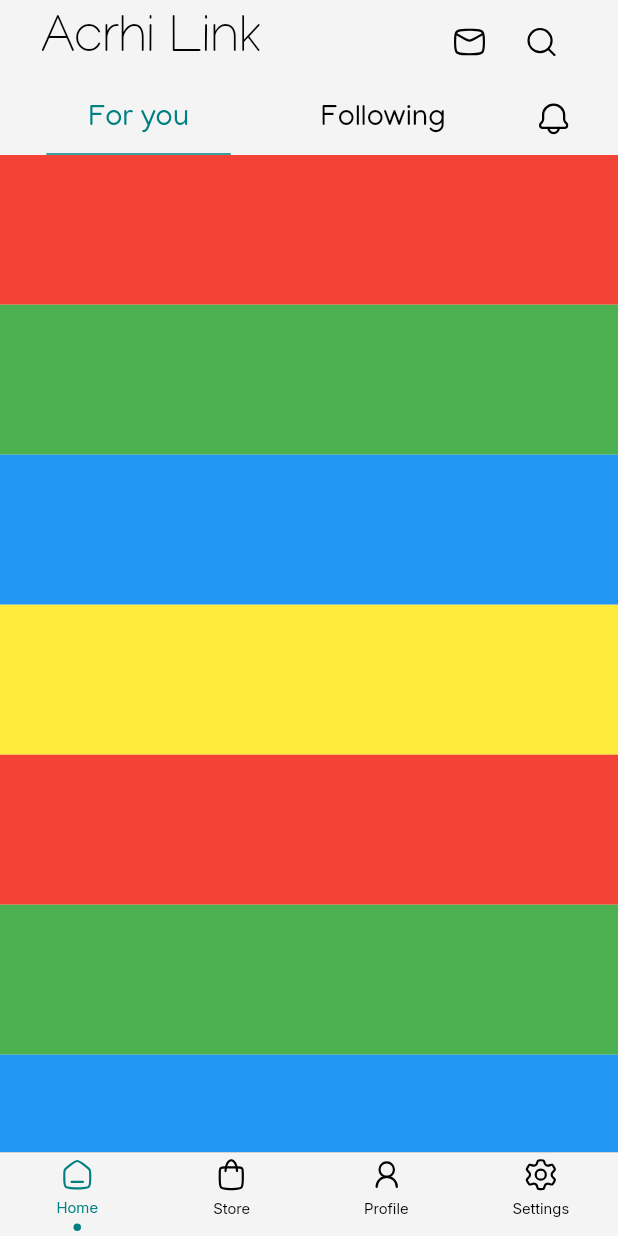
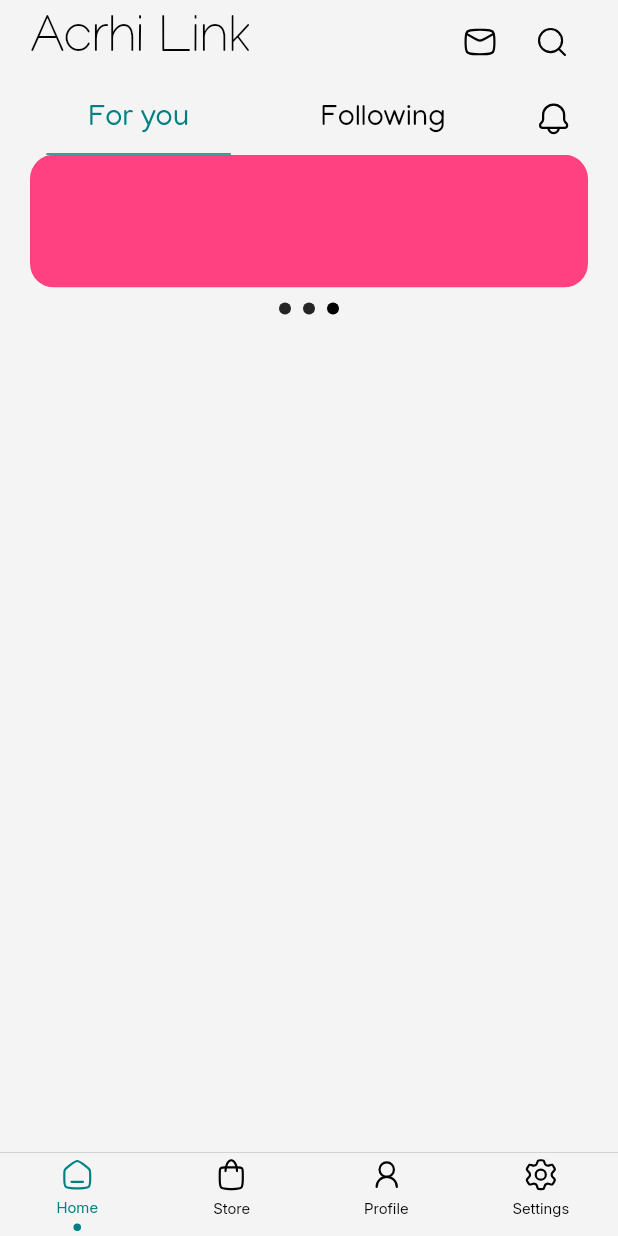
Before and after one commit to hasanShaaban/archilink, a Flutter app: the screen it shows after launch, on a phone screen of 412 x 824 dp. Run offline on Flutter 3.47's test engine with Material 3 defaults, Android fonts, the phone set to English and light mode, and no system bars; drawn by our look-alikes of persistent_bottom_nav_bar; our stand-ins replace flutter_svg.

Commit message:
ads section in for you page

```diff
--- a/lib/core/widgets/main_appbar.dart
+++ b/lib/core/widgets/main_appbar.dart
@@ -16,8 +16,8 @@ class MainAppBar extends StatelessWidget {
       floating: true,
       snap: true,
       elevation: 0,
-      actionsPadding: EdgeInsets.only(right: 27),
-      titleSpacing: 27,
+      actionsPadding: EdgeInsets.only(right: 20),
+      titleSpacing: 20,
       title: Text(
         'Acrhi Link',
         style: AppTextStyle.appTilte.copyWith(height: 1),
--- /dev/null
+++ b/lib/features/Home/presentation/views/widgets/ads_dots_indecator.dart
@@ -0,0 +1,34 @@
+import 'package:flutter/material.dart';
+
+class AdsDotsIndecator extends StatelessWidget {
+  const AdsDotsIndecator({
+    super.key,
+    required List<Color> colors,
+    required int currentIndex,
+  }) : _colors = colors, _currentIndex = currentIndex;
+
+  final List<Color> _colors;
+  final int _currentIndex;
+
+  @override
+  Widget build(BuildContext context) {
+    return Row(
+      mainAxisAlignment: MainAxisAlignment.center,
+      children: List.generate(
+        _colors.length,
+        (index) => AnimatedContainer(
+          margin: EdgeInsets.symmetric(horizontal: 4),
+          width: 8,
+          height: 8,
+          duration: const Duration(milliseconds: 300),
+          decoration: BoxDecoration(
+            borderRadius: BorderRadius.circular(4),
+            color: index == _currentIndex
+                ? Theme.of(context).colorScheme.onSurface
+                : Theme.of(context).colorScheme.secondary
+          ),
+        ),
+      ),
+    );
+  }
+}
--- /dev/null
+++ b/lib/features/Home/presentation/views/widgets/ads_section.dart
@@ -0,0 +1,57 @@
+import 'dart:async';
+
+import 'package:archilink/features/Home/presentation/views/widgets/ads_dots_indecator.dart';
+import 'package:archilink/features/Home/presentation/views/widgets/animation_ad_container.dart';
+import 'package:flutter/material.dart';
+
+class AdsSection extends StatefulWidget {
+  const AdsSection({super.key});
+
+  @override
+  State<AdsSection> createState() => _AdsSectionState();
+}
+
+class _AdsSectionState extends State<AdsSection> {
+  final List<Color> _colors = [
+    Colors.amberAccent,
+    Colors.tealAccent,
+    Colors.pinkAccent,
+  ];
+
+  int _currentIndex = 0;
+  Timer? _timer;
+
+  @override
+  void initState() {
+    super.initState();
+
+    // Change color every 3 seconds
+    _timer = Timer.periodic(const Duration(seconds: 3), (timer) {
+      setState(() {
+        _currentIndex = (_currentIndex + 1) % _colors.length;
+      });
+    });
+  }
+
+  @override
+  void dispose() {
+    _timer?.cancel();
+    super.dispose();
+  }
+
+  @override
+  Widget build(BuildContext context) {
+    final double height = MediaQuery.of(context).size.height * 91 / 847;
+
+    return Padding(
+      padding: const EdgeInsets.symmetric(horizontal: 20),
+      child: Column(
+        children: [
+          AnimatedAdContainer(currentIndex: _currentIndex, colors: _colors, height: height),
+          SizedBox(height: 10),
+          AdsDotsIndecator(colors: _colors, currentIndex: _currentIndex)
+        ],
+      ),
+    );
+  }
+}
--- /dev/null
+++ b/lib/features/Home/presentation/views/widgets/animation_ad_container.dart
@@ -0,0 +1,35 @@
+import 'package:flutter/material.dart';
+
+class AnimatedAdContainer extends StatelessWidget {
+  const AnimatedAdContainer({
+    super.key,
+    required int currentIndex,
+    required List<Color> colors,
+    required this.height,
+  }) : _currentIndex = currentIndex, _colors = colors;
+
+  final int _currentIndex;
+  final List<Color> _colors;
+  final double height;
+
+  @override
+  Widget build(BuildContext context) {
+    return ClipRRect(
+      borderRadius: BorderRadius.circular(16),
+      child: AnimatedSwitcher(
+        duration: const Duration(milliseconds: 800),
+        switchInCurve: Curves.easeIn,
+        switchOutCurve: Curves.easeOut,
+        transitionBuilder: (Widget child, Animation<double> animation) {
+          return FadeTransition(opacity: animation, child: child);
+        },
+        child: Container(
+          key: ValueKey<int>(_currentIndex),
+          color: _colors[_currentIndex],
+          height: height,
+          width: double.infinity,
+        ),
+      ),
+    );
+  }
+}
--- a/lib/features/Home/presentation/views/widgets/for_you_page.dart
+++ b/lib/features/Home/presentation/views/widgets/for_you_page.dart
@@ -1,4 +1,5 @@
 
+import 'package:archilink/features/Home/presentation/views/widgets/ads_section.dart';
 import 'package:flutter/material.dart';
 
 class ForYouPage extends StatelessWidget {
@@ -7,15 +8,11 @@ class ForYouPage extends StatelessWidget {
   @override
   Widget build(BuildContext context) {
     return ListView(
+      physics: NeverScrollableScrollPhysics(),
       children: [
-        Container(height: 100, color: Colors.red),
-        Container(height: 100, color: Colors.green),
-        Container(height: 100, color: Colors.blue),
-        Container(height: 100, color: Colors.yellow),
-        Container(height: 100, color: Colors.red),
-        Container(height: 100, color: Colors.green),
-        Container(height: 100, color: Colors.blue),
-        Container(height: 100, color: Colors.yellow),
+        AdsSection(),
+        const SizedBox(height: 20),
+
       ],
     );
   }
--- a/lib/features/main/presentation/views/main_page.dart
+++ b/lib/features/main/presentation/views/main_page.dart
@@ -93,7 +93,7 @@ PersistentBottomNavBarItem navigationBarItem(
       title: title,
     ),
     icon: NavBarIconAndLabel(
-      alignment: MainAxisAlignment.end,
+      alignment: MainAxisAlignment.center,
       color: Theme.of(context).colorScheme.primary,
       image: image,
       title: title,
--- a/pubspec.yaml
+++ b/pubspec.yaml
@@ -54,6 +54,7 @@ flutter:
   # To add assets to your application, add an assets section, like this:
   assets:
     - assets/icons/
+    - assets/images/
   #   - images/a_dot_ham.jpeg
   # An image asset can refer to one or more resolution-specific "variants", see
   # https://flutter.dev/to/resolution-aware-images
@@ -87,7 +88,9 @@ flutter:
   # For details regarding fonts from package dependencies,
   # see https://flutter.dev/to/font-from-package
 flutter_assets:
-  assets_path: assets/icons
+  assets_path:
+    - assets/icons
+    - assets/images
   output_path: lib/core/utils
   filename: assets.dart
   classname: Assets
```
Also changed, not shown: assets/images/ad1.jpg (added), assets/images/ad2.jpg (added), assets/images/ad3.jpg (added).
